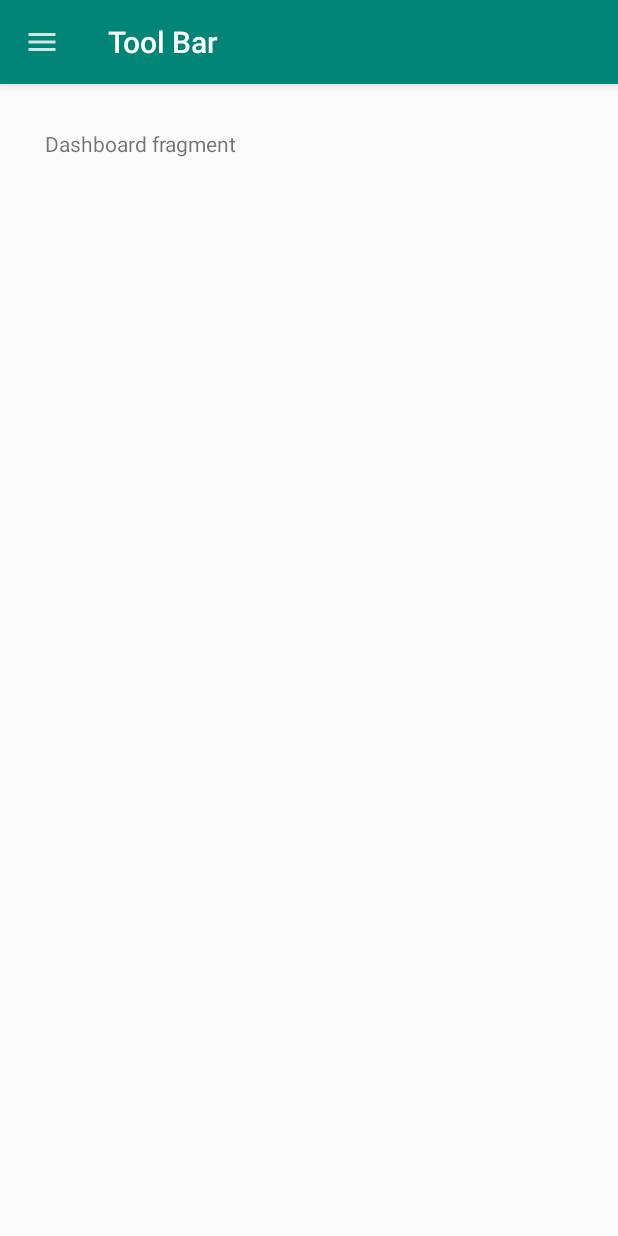
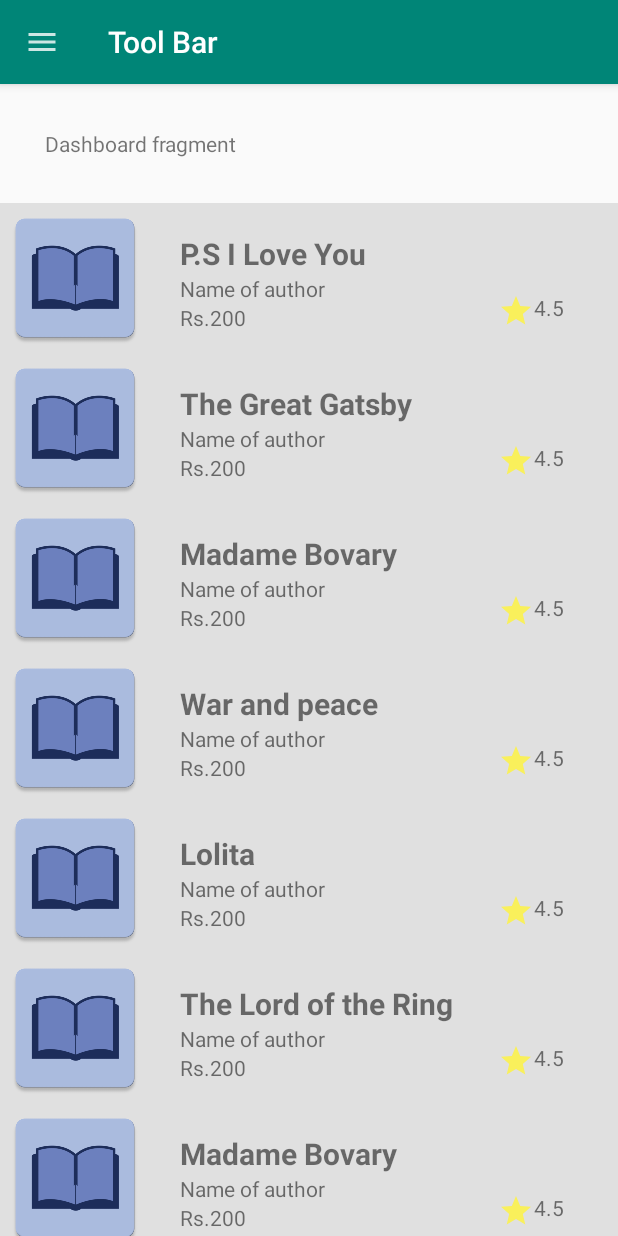
Before and after one commit to AlbinoB/BookHub, an Android app: the screen it shows after launch (MainActivity), on a phone screen of 412 x 824 dp. Run offline under Robolectric (Android 15) with nearby library versions, the phone set to English and light mode, and no system bars.

Commit message:
recycler view ui changed

```diff
--- a/app/src/main/java/com/albino/bookhub/adapter/DashboardRecyclerAdapter.kt
+++ b/app/src/main/java/com/albino/bookhub/adapter/DashboardRecyclerAdapter.kt
@@ -1,18 +1,19 @@
 package com.albino.bookhub.adapter
 
+import android.content.Context
+import android.view.LayoutInflater
 import android.view.View
 import android.view.ViewGroup
 import android.widget.TextView
 import androidx.recyclerview.widget.RecyclerView
 import com.albino.bookhub.R
-import kotlinx.android.synthetic.main.recycler_dashboard_single_row.view.*
 
 
-
-class DashboardRecyclerAdapter:RecyclerView.Adapter<DashboardRecyclerAdapter.DashboardViewHolder>() {//binds the adpater to the viewholder class
+//in the constructor val context:Context where to display it and val itemList:ArrayList<String> the data to be displayed
+class DashboardRecyclerAdapter(val context:Context,val itemList:ArrayList<String>):RecyclerView.Adapter<DashboardRecyclerAdapter.DashboardViewHolder>() {//binds the adpater to the viewholder class
 
     class DashboardViewHolder(view:View):RecyclerView.ViewHolder(view){//creating the view holder
-        val textView:TextView=view.findViewById(R.id.textViewRecyclerItem)
+        val textView:TextView=view.findViewById(R.id.textViewBookName)
     }
 
 
@@ -21,14 +22,18 @@ class DashboardRecyclerAdapter:RecyclerView.Adapter<DashboardRecyclerAdapter.Das
     //these methods are called for setting the adapter to the list
     //if we there are 100 view this method will only create the initial 10 views which are displayed and recycle them when the user scrolls
     override fun onCreateViewHolder(parent: ViewGroup, viewType: Int): DashboardViewHolder {
-        TODO("not implemented") //To change body of created functions use File | Settings | File Templates.
+        val view=LayoutInflater.from(parent.context).inflate(R.layout.recycler_dashboard_single_row,parent,false)//inflate the recycler view to return it
+        return DashboardViewHolder(view)
     }
 
     override fun getItemCount(): Int {
-        TODO("not implemented") //To change body of created functions use File | Settings | File Templates.
+        return itemList.size//returns the size of the itemList data from the constructor
     }
 
+
+    //is used to display the right view in the right position
     override fun onBindViewHolder(holder: DashboardViewHolder, position: Int) {
-        TODO("not implemented") //To change body of created functions use File | Settings | File Templates.
+        val text=itemList[position]//gets the item from the itemList sent in the constructor at the position
+        holder.textView.text=text//fill in the recieved data in the holder
     }
 }
--- a/app/src/main/java/com/albino/bookhub/fragment/DashboardFragment.kt
+++ b/app/src/main/java/com/albino/bookhub/fragment/DashboardFragment.kt
@@ -1,6 +1,7 @@
 package com.albino.bookhub.fragment
 
 
+import android.content.Context
 import android.os.Bundle
 import androidx.fragment.app.Fragment
 import android.view.LayoutInflater
@@ -9,6 +10,7 @@ import android.view.ViewGroup
 import androidx.recyclerview.widget.LinearLayoutManager
 import androidx.recyclerview.widget.RecyclerView
 import com.albino.bookhub.R
+import com.albino.bookhub.adapter.DashboardRecyclerAdapter
 
 /**
  * A simple [Fragment] subclass.
@@ -18,8 +20,22 @@ import com.albino.bookhub.R
 
 class DashboardFragment : Fragment() {
 
-    lateinit var recyclerView:RecyclerView
+    lateinit var recyclerDashboard:RecyclerView
     lateinit var layoutManager: LinearLayoutManager
+    lateinit var recyclerAdapter:DashboardRecyclerAdapter
+
+    val bookList= arrayListOf<String>(
+        "P.S I Love You",
+        "The Great Gatsby",
+        "Madame Bovary",
+        "War and peace",
+        "Lolita",
+        "The Lord of the Ring",
+        "Madame Bovary",
+        "War and peace",
+        "Lolita",
+        "The Lord of the Ring"
+    )
 
     override fun onCreateView(
         inflater: LayoutInflater, container: ViewGroup?,
@@ -28,10 +44,21 @@ class DashboardFragment : Fragment() {
 
         val view=inflater.inflate(R.layout.fragment_dashboard, container, false)
 
-        recyclerView=view.findViewById(R.id.recyclerView)//view.findViewBy() is used as this a fragment and after the layout is inflated onto the view val, we can find the id.
+        recyclerDashboard=view.findViewById(R.id.recyclerView)//view.findViewBy() is used as this a fragment and after the layout is inflated onto the view val, we can find the id.
 
         layoutManager=LinearLayoutManager(activity)//as this is a fragment we cannot pass this as the parameter.Instead we pass activity
         // Inflate the layout for this fragment
+
+        recyclerAdapter= DashboardRecyclerAdapter(activity as Context,bookList)//instance of the adapter with the context and data as parameters
+        //as is used for type casting
+
+
+        recyclerDashboard.adapter=recyclerAdapter//attaching the adapter to the respective file
+
+        recyclerDashboard.layoutManager=layoutManager//attaching the adapter to the respective file
+        //the list is setup now
+
+
         return view
     }
 
--- /dev/null
+++ b/app/src/main/res/drawable-anydpi/ic_rating_star.xml
@@ -0,0 +1,11 @@
+<vector xmlns:android="http://schemas.android.com/apk/res/android"
+    android:width="24dp"
+    android:height="24dp"
+    android:viewportWidth="24"
+    android:viewportHeight="24"
+    android:tint="#FFF439"
+    android:alpha="0.8">
+    <path
+        android:fillColor="#FF000000"
+        android:pathData="M12,17.27L18.18,21l-1.64,-7.03L22,9.24l-7.19,-0.61L12,2 9.19,8.63 2,9.24l5.46,4.73L5.82,21z"/>
+</vector>
--- a/app/src/main/res/layout/recycler_dashboard_single_row.xml
+++ b/app/src/main/res/layout/recycler_dashboard_single_row.xml
@@ -1,16 +1,70 @@
 <?xml version="1.0" encoding="utf-8"?>
 <RelativeLayout xmlns:android="http://schemas.android.com/apk/res/android"
     android:layout_width="match_parent"
-    android:layout_height="match_parent">
+    android:layout_height="wrap_content"
+    android:background="@color/dashboard_item_background"
+    >
+
+
+    <ImageView
+        android:layout_width="100dp"
+        android:layout_height="100dp"
+        android:id="@+id/imageViewBook"
+        android:background="@drawable/ic_drawer_image"/>
+
+    <TextView
+        android:id="@+id/textViewBookName"
+        android:layout_width="wrap_content"
+        android:layout_height="wrap_content"
+        android:layout_marginStart="20dp"
+        android:layout_marginTop="20dp"
+        android:layout_marginEnd="20dp"
+        android:layout_marginBottom="0dp"
+        android:layout_toRightOf="@id/imageViewBook"
+        android:text="List Item"
+        android:textSize="20dp"
+        android:textStyle="bold"
+
+        />
+
+    <TextView
+        android:id="@+id/textViewAuthor"
+        android:layout_width="wrap_content"
+        android:layout_height="wrap_content"
+        android:layout_below="@id/textViewBookName"
+        android:layout_marginLeft="20dp"
+        android:layout_toRightOf="@+id/imageViewBook"
+        android:text="Name of author"
+        android:textAlignment="center" />
 
 
     <TextView
-        android:layout_width="match_parent"
+        android:id="@+id/textViewPrice"
+        android:layout_width="wrap_content"
         android:layout_height="wrap_content"
-        android:textSize="20dp"
-        android:text="List Item"
-        android:layout_margin="20dp"
-        android:padding="10dp"
-        android:id="@+id/textViewRecyclerItem"
+        android:text="Rs.200"
+        android:layout_marginLeft="20dp"
+        android:layout_toRightOf="@+id/imageViewBook"
+        android:layout_below="@id/textViewAuthor"
         />
+
+
+    <!--Many times we see that texts have an image along with them to
+      their right or left. This is added with the help of the
+      drawableLeft (or drawableRight and so on) attribute-->
+    <TextView
+        android:layout_width="60dp"
+        android:layout_height="wrap_content"
+        android:id="@+id/textViewRating"
+        android:text="4.5"
+        android:drawableLeft="@drawable/ic_rating_star"
+        android:layout_marginTop="60dp"
+        android:layout_marginRight="20dp"
+        android:paddingLeft="0dp"
+        android:layout_alignParentRight="true"
+        />
+
+
+
+
 </RelativeLayout>
--- a/app/src/main/res/values/colors.xml
+++ b/app/src/main/res/values/colors.xml
@@ -10,4 +10,5 @@
     <color name="TextColor">#FFFFFF</color>
 
     <color name="Appcolor">#d50000</color>
+    <color name="dashboard_item_background">#e0e0e0</color>
 </resources>
```
Also changed, not shown: app/src/main/res/drawable-hdpi/ic_rating_star.png (added), app/src/main/res/drawable-mdpi/ic_rating_star.png (added), app/src/main/res/drawable-xhdpi/ic_rating_star.png (added), app/src/main/res/drawable-xxhdpi/ic_rating_star.png (added).
